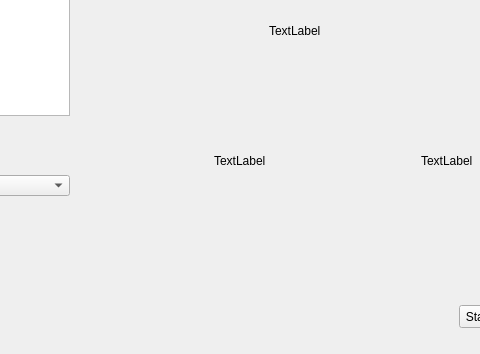
First picture: the form in ProjectHiawatha/gameoptions.ui, repository Alex-BusNet/ProjectHiawatha, before the edit; both pictures show x 231 to 711 and y 115 to 469 of the 798 by 469 pixel window.
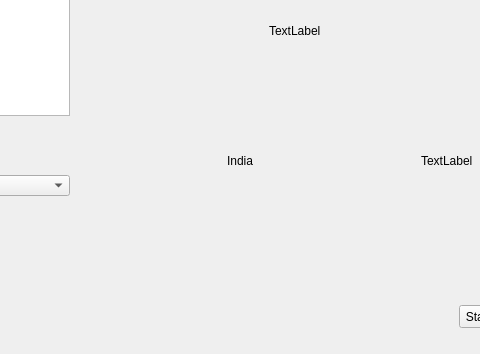
Second picture: the form after the edit.

```diff
--- a/ProjectHiawatha/gameoptions.ui
+++ b/ProjectHiawatha/gameoptions.ui
@@ -62,7 +62,7 @@
     <item alignment="Qt::AlignHCenter">
      <widget class="QLabel" name="label_2">
       <property name="text">
-       <string>TextLabel</string>
+       <string>India</string>
       </property>
      </widget>
     </item>
```
